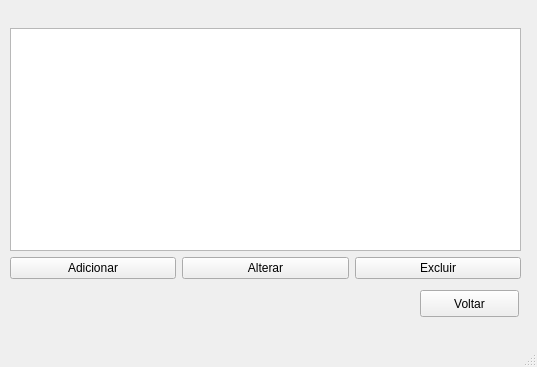
The window that cadastrar.ui (Luiz-Eduardo/programming-paradigms) describes before a commit, drawn with Qt 5.
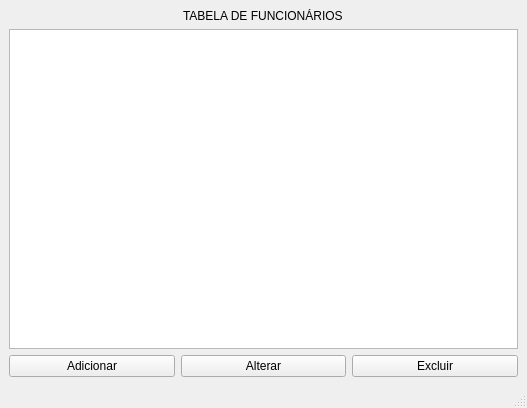
The same window after the commit.

```diff
--- a/cadastrar.ui
+++ b/cadastrar.ui
@@ -6,36 +6,23 @@
    <rect>
     <x>0</x>
     <y>0</y>
-    <width>537</width>
-    <height>367</height>
+    <width>527</width>
+    <height>408</height>
    </rect>
   </property>
   <property name="windowTitle">
    <string>MainWindow</string>
   </property>
   <widget class="QWidget" name="centralwidget">
-   <widget class="QPushButton" name="backButton">
-    <property name="geometry">
-     <rect>
-      <x>420</x>
-      <y>290</y>
-      <width>99</width>
-      <height>27</height>
-     </rect>
-    </property>
+   <layout class="QVBoxLayout" name="verticalLayout_2">
+    <item alignment="Qt::AlignHCenter">
+     <widget class="QLabel" name="label">
     <property name="text">
-     <string>Voltar</string>
-    </property>
-   </widget>
-   <widget class="QWidget" name="">
-    <property name="geometry">
-     <rect>
-      <x>10</x>
-      <y>28</y>
-      <width>511</width>
-      <height>251</height>
-     </rect>
-    </property>
+       <string>TABELA DE FUNCIONÁRIOS</string>
+      </property>
+     </widget>
+    </item>
+    <item>
     <layout class="QVBoxLayout" name="verticalLayout">
      <item>
       <widget class="QTableView" name="employeesView"/>
@@ -66,7 +53,8 @@
       </layout>
      </item>
     </layout>
-   </widget>
+    </item>
+   </layout>
   </widget>
   <widget class="QMenuBar" name="menubar">
    <property name="geometry">
```
Left out of the diff: 2 changed lines with no effect on the pictures. Lines whose indentation alone changed are shown as unchanged.
